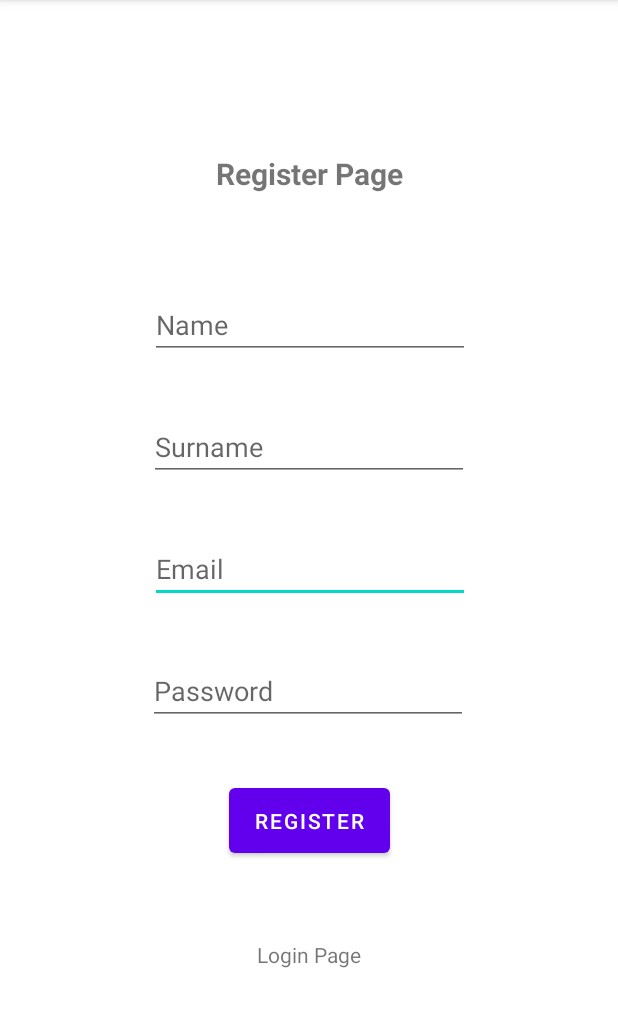
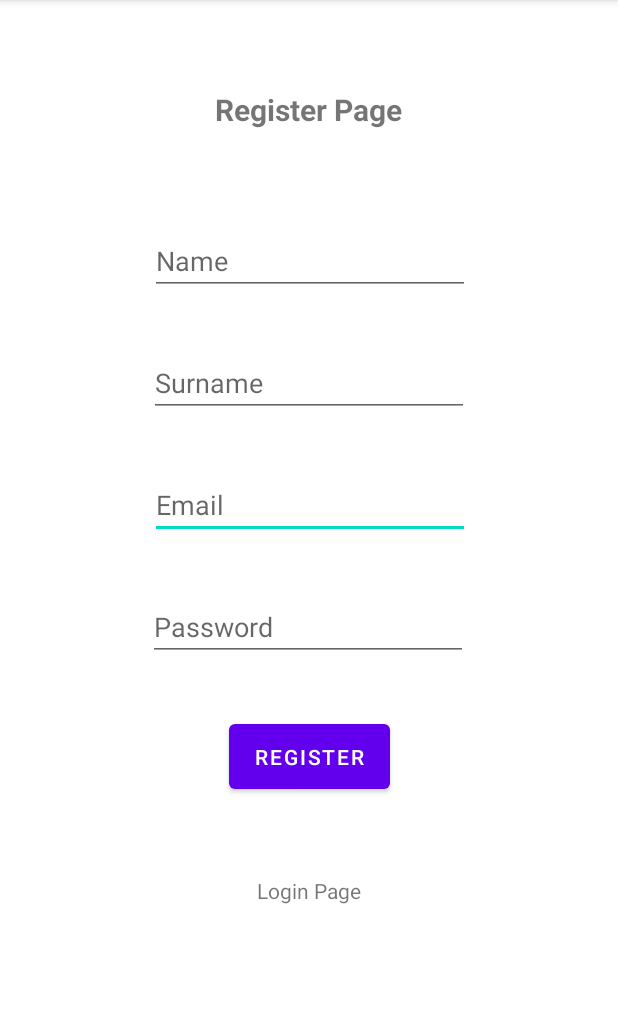
Before and after one commit to Darsh142001/FirebasePrac, an Android app: the screen it shows after launch (MainActivity), on a phone screen of 412 x 824 dp, the part 84-1111 px from its top. Run offline under Robolectric (Android 15) with nearby library versions, the phone set to English and light mode, and no system bars; our stand-ins replace Firebase (no records; nobody signed in at launch, a user with empty details on screens opened directly).

```diff
--- a/app/src/main/res/layout/activity_main.xml
+++ b/app/src/main/res/layout/activity_main.xml
@@ -15,10 +15,11 @@
         android:textSize="20sp"
         android:textStyle="bold"
         app:layout_constraintBottom_toBottomOf="parent"
+        app:layout_constraintHorizontal_bias="0.498"
         app:layout_constraintLeft_toLeftOf="parent"
         app:layout_constraintRight_toRightOf="parent"
         app:layout_constraintTop_toTopOf="parent"
-        app:layout_constraintVertical_bias="0.141" />
+        app:layout_constraintVertical_bias="0.082" />
 
     <EditText
         android:id="@+id/emailET"
```
